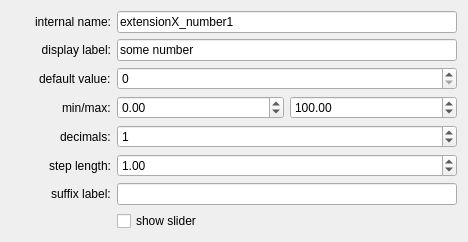
ewerybody/a2, file ui/a2element/number_edit.ui: the form before one commit.
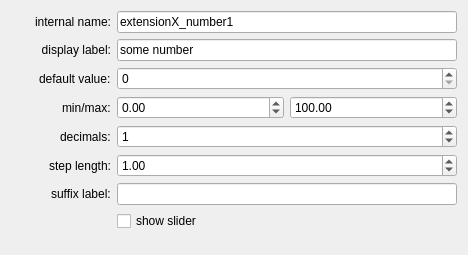
The form after the commit.

Commit message: number element edit ctrl was min-ctrl was too minimal itself

Patch:
```diff
--- a/ui/a2element/number_edit.ui
+++ b/ui/a2element/number_edit.ui
@@ -7,7 +7,7 @@
     <x>0</x>
     <y>0</y>
     <width>468</width>
-    <height>234</height>
+    <height>255</height>
    </rect>
   </property>
   <property name="windowTitle">
```
Left out of the diff: 3 changed lines with no effect on the pictures. The commit also changes 1 other file.
